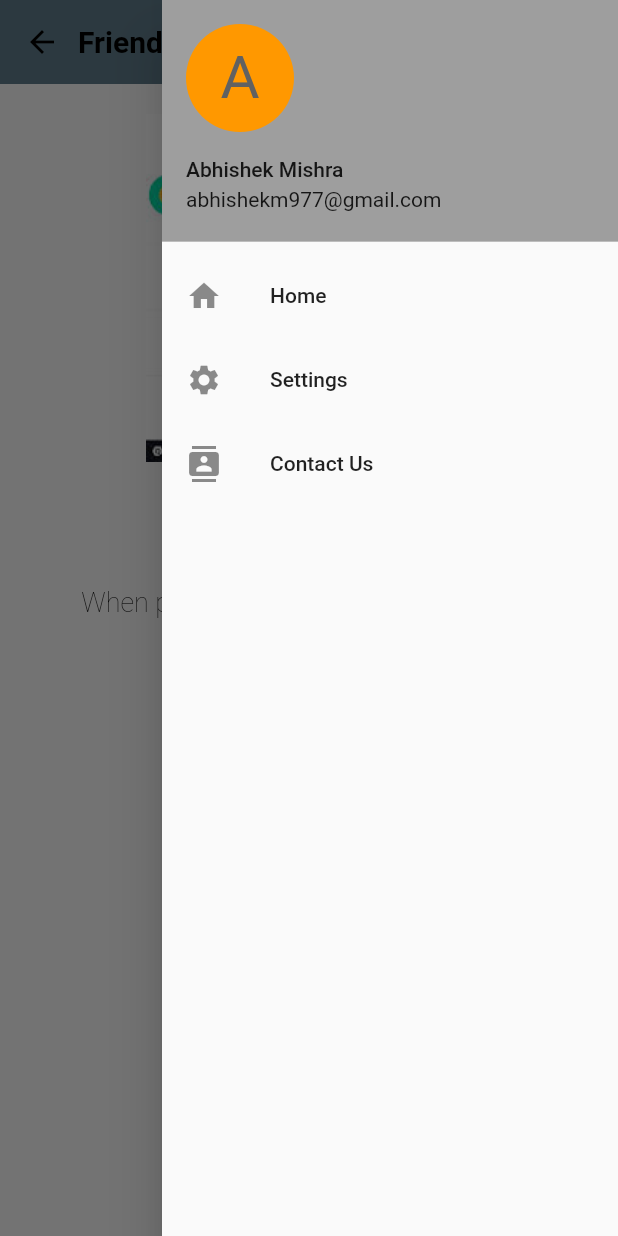
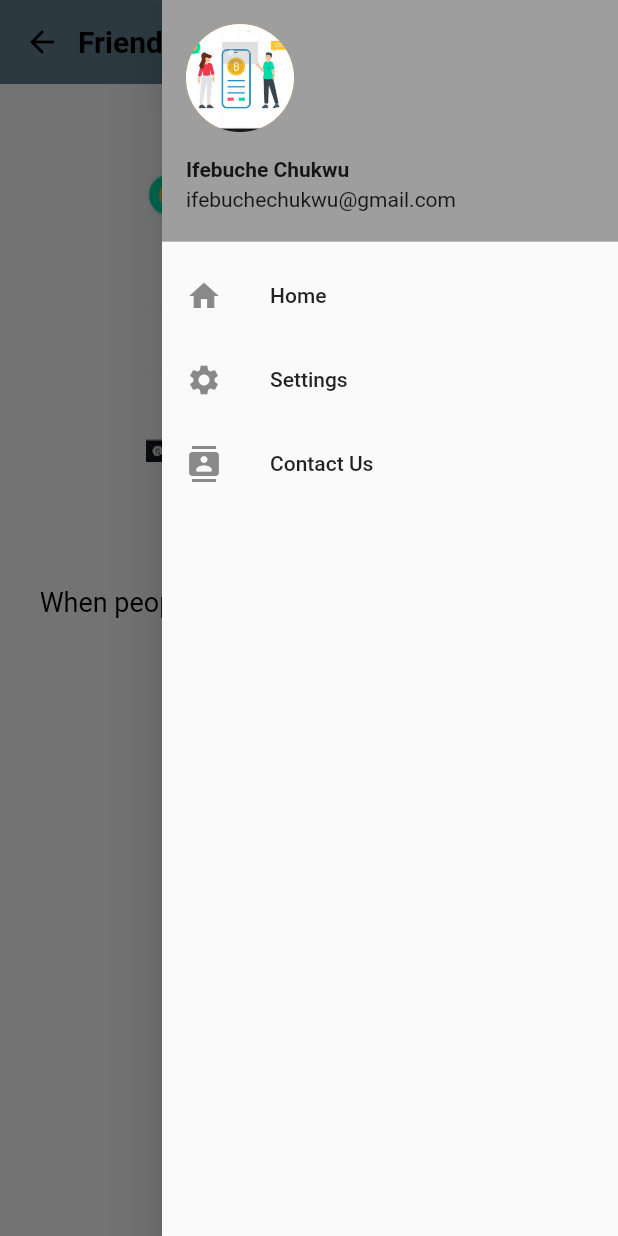
Before and after one commit to ify03/requestapp, a Flutter app: the screen it shows after launch, with the side drawer open, on a phone screen of 412 x 824 dp. Run offline on Flutter 3.47's test engine with Material 2 defaults, Android fonts, the phone set to English and light mode, and no system bars.

Commit message:
a drawer in flutter

```diff
--- a/lib/main.dart
+++ b/lib/main.dart
@@ -46,15 +46,14 @@
             padding: EdgeInsets.zero,
             children: <Widget>[
               const UserAccountsDrawerHeader(
-                accountName: Text("Abhishek Mishra"),
-                accountEmail: Text("abhishekm977@gmail.com"),
+                accountName: Text(
+                  "Ifebuche Chukwu",
+                  style: TextStyle(fontWeight: FontWeight.bold),
+                ),
+                accountEmail: Text("ifebuchechukwu@gmail.com"),
                 currentAccountPicture: CircleAvatar(
-                  backgroundColor: Colors.orange,
-                  child: Text(
-                    "A",
-                    style: TextStyle(fontSize: 40.0),
-                  ),
-                ),
+                    backgroundColor: Colors.orange,
+                    backgroundImage: AssetImage('assets/images/images.jpeg')),
               ),
               ListTile(
                 leading: const Icon(Icons.home),
--- a/lib/page/finder.dart
+++ b/lib/page/finder.dart
@@ -24,10 +24,9 @@ class TheBody extends StatelessWidget {
             ),
             const Text(
               textAlign: TextAlign.center,
-              'When people send you a friend request,\n they\'ll appear here.',
-              maxLines: 2,
+              'When people send you a friend request,they\'ll appear here.',
               style: TextStyle(
-                fontWeight: FontWeight.w100,
+                fontWeight: FontWeight.w400,
                 color: Colors.black,
                 fontSize: 18,
               ),
@@ -37,14 +36,14 @@ class TheBody extends StatelessWidget {
             ),
             ElevatedButton(
               style: const ButtonStyle(
-                  backgroundColor: MaterialStatePropertyAll(Colors.blue)),
+                  backgroundColor: MaterialStatePropertyAll(Colors.blueGrey)),
               onPressed: () {
                 print('Pressed');
               },
               child: const Text(
                 'See Friend Request',
                 style: TextStyle(
-                  fontWeight: FontWeight.w100,
+                  fontWeight: FontWeight.w300,
                   color: Colors.black,
                   fontSize: 18,
                 ),
```
